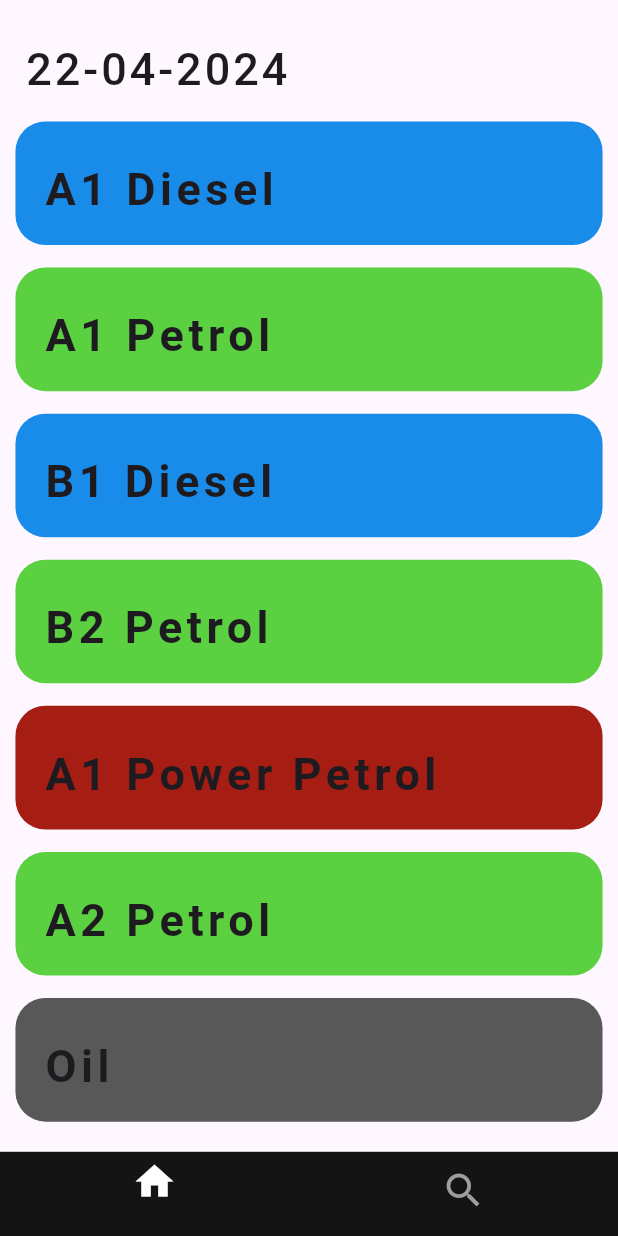
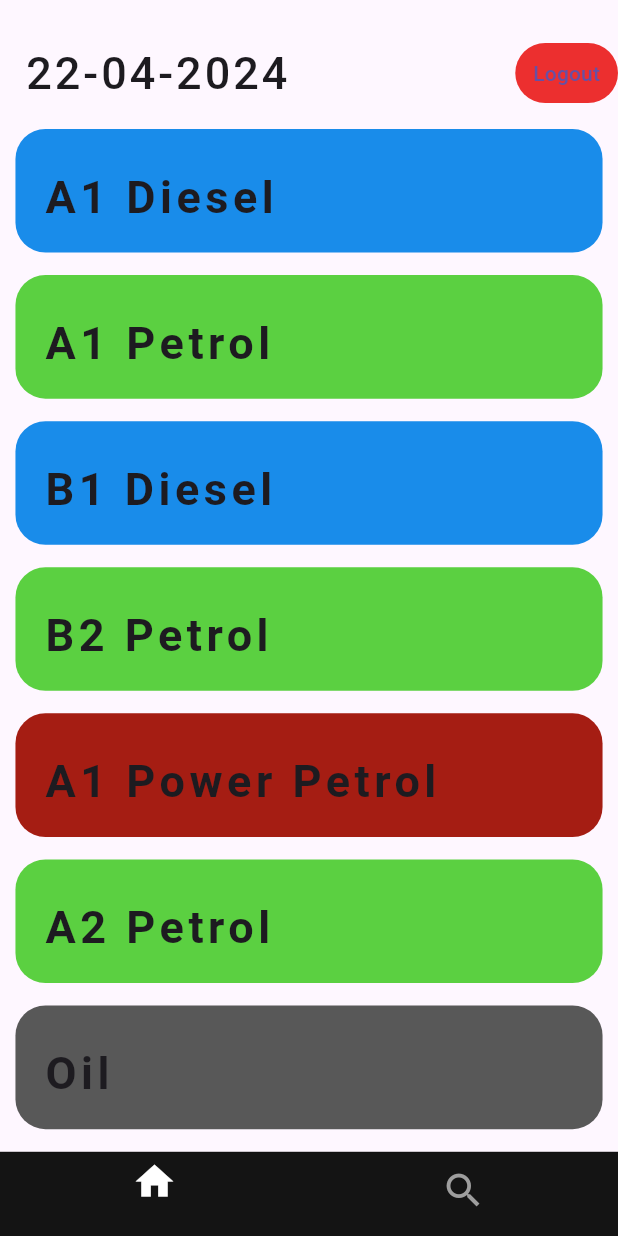
Before and after one commit to BharaniVel/FuelFire, a Flutter app: the Homescreen screen opened directly, on a phone screen of 412 x 824 dp. Run offline on Flutter 3.47's test engine with Material 3 defaults, Android fonts, the phone set to English and light mode, and no system bars; our stand-ins replace firebase_auth, firebase_core; missing offline and left inert: gsheets; accounts and stored records are empty; key blocks and very long unbroken strings in the code were emptied for the run.

Commit message:
Logout button was added and the connectionstate is preserved

```diff
--- a/lib/Homepage/homeviewpage.dart
+++ b/lib/Homepage/homeviewpage.dart
@@ -1,6 +1,10 @@
+import 'package:firebase_auth/firebase_auth.dart';
 import 'package:flutter/cupertino.dart';
 import 'package:flutter/material.dart';
+import 'package:flutter/widgets.dart';
+import 'package:fuelfire/login/loginpage.dart';
 import 'package:fuelfire/resources/homepagecard.dart';
+import 'package:fuelfire/resources/showsnackbar.dart';
 import 'package:intl/intl.dart';
 
 class Homepageview extends StatelessWidget {
@@ -22,13 +26,31 @@ class Homepageview extends StatelessWidget {
                 left: MediaQuery.of(context).size.width * 0.04,
                 bottom: MediaQuery.of(context).size.height * 0.01,
               ),
-              child: Text(
+              child: Row(
+                children: [
+                  Text(
                     formattedDate,
                     style: const TextStyle(
                       fontSize: 30,
                       fontWeight: FontWeight.w500,
                       letterSpacing: 2,
                     ),
+                  ),
+                  Spacer(), // This widget pushes the Logout button to the right
+                  TextButton(
+                    style: ButtonStyle(
+                      backgroundColor: MaterialStateProperty.all<Color>(
+                          const Color.fromARGB(255, 236, 47, 47)),
+                    ),
+                    onPressed: () async {
+                      showSnackBar('Logging Out', context);
+                      await FirebaseAuth.instance.signOut();
+                      Navigator.of(context).pushReplacement(MaterialPageRoute(
+                          builder: (context) => const LoginScreen()));
+                    },
+                    child: Text('Logout'),
+                  ),
+                ],
               ),
             ),
             const SizedBox(height: 5),
```
Also changed, not shown: lib/main.dart (+20 -1 lines). Lines whose indentation alone changed are shown as unchanged.
